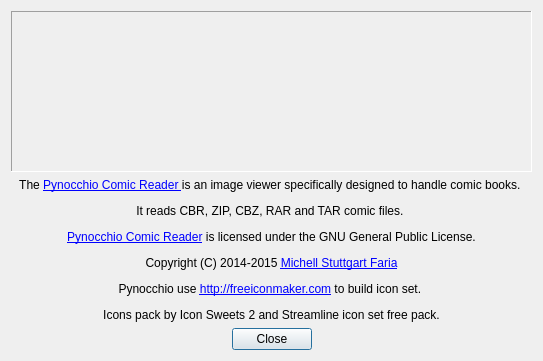
Qt form src/about_dialog.ui (mstuttgart/pynocchio) before a commit.
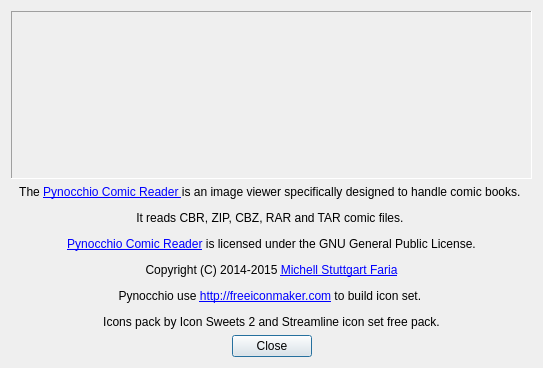
The same form after that commit. Icons and pictures are not drawn.

Patch:
```diff
--- a/src/about_dialog.ui
+++ b/src/about_dialog.ui
@@ -10,7 +10,7 @@
     <x>0</x>
     <y>0</y>
     <width>543</width>
-    <height>361</height>
+    <height>368</height>
    </rect>
   </property>
   <property name="sizePolicy">
@@ -50,7 +50,7 @@
       <pixmap resource="../resource/main_window.qrc">:/icons/freeiconmaker_8.png</pixmap>
      </property>
      <property name="alignment">
-      <set>Qt::AlignHCenter|Qt::AlignTop</set>
+      <set>Qt::AlignCenter</set>
      </property>
      <property name="margin">
       <number>5</number>
```
Left out of the diff: 12 changed lines with no effect on the pictures.
